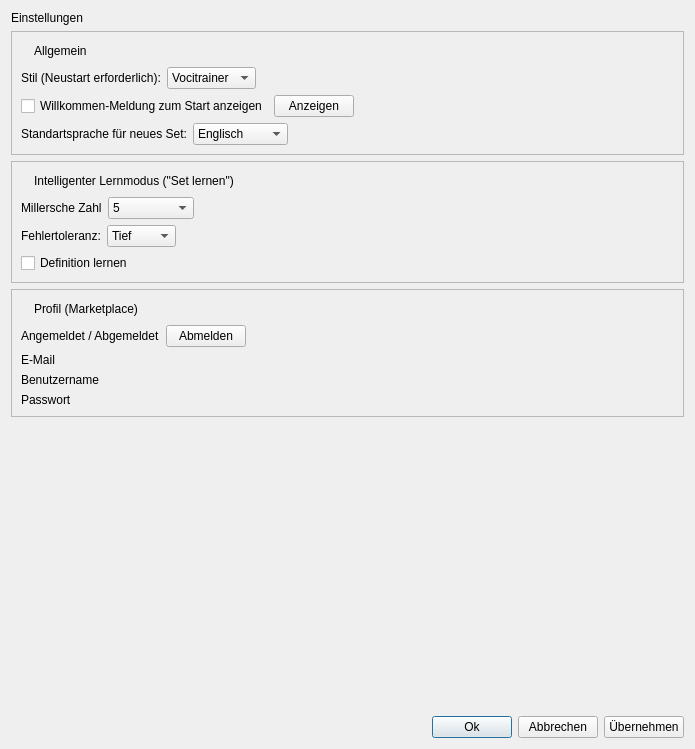
Before: the Qt Designer form Client/res/einstellungen.ui in samuelx12/Vocitrainer, drawn with Qt 5.
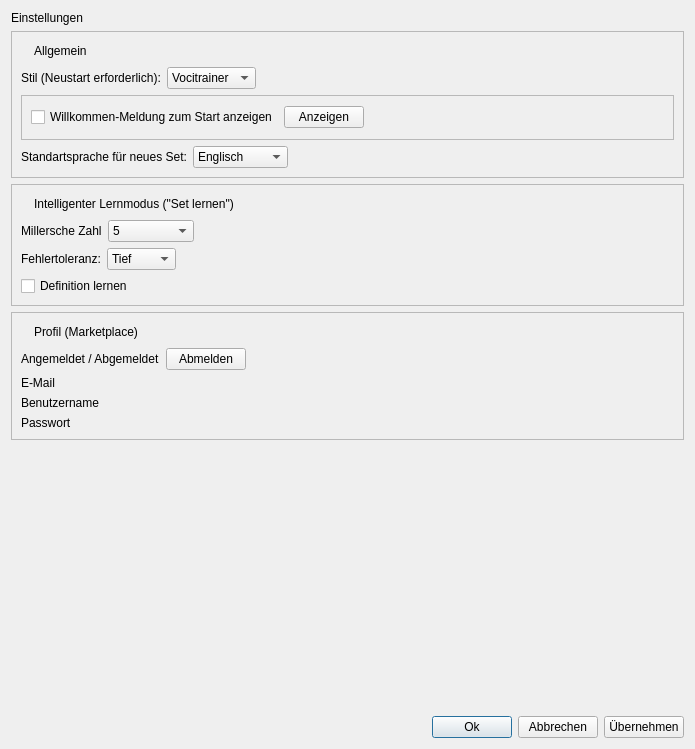
After: the same form once the commit is applied. Icons and pictures are not drawn.

The edit to the form file:
```diff
--- a/Client/res/einstellungen.ui
+++ b/Client/res/einstellungen.ui
@@ -110,7 +110,17 @@
        </layout>
       </item>
       <item>
-       <layout class="QHBoxLayout" name="horizontalLayout_8">
+       <layout class="QHBoxLayout" name="horizontalLayout_8"/>
+      </item>
+      <item>
+       <widget class="QFrame" name="frame_willkommenEinstellungen">
+        <property name="frameShape">
+         <enum>QFrame::StyledPanel</enum>
+        </property>
+        <property name="frameShadow">
+         <enum>QFrame::Raised</enum>
+        </property>
+        <layout class="QHBoxLayout" name="horizontalLayout_11">
         <item>
          <widget class="QCheckBox" name="box_willkommenMeldung">
           <property name="text">
@@ -132,13 +142,14 @@
           </property>
           <property name="sizeHint" stdset="0">
            <size>
-            <width>38</width>
-            <height>20</height>
+             <width>272</width>
+             <height>25</height>
            </size>
           </property>
          </spacer>
         </item>
        </layout>
+       </widget>
       </item>
       <item>
        <layout class="QHBoxLayout" name="horizontalLayout_4">
```
Lines whose indentation alone changed are shown as unchanged.
